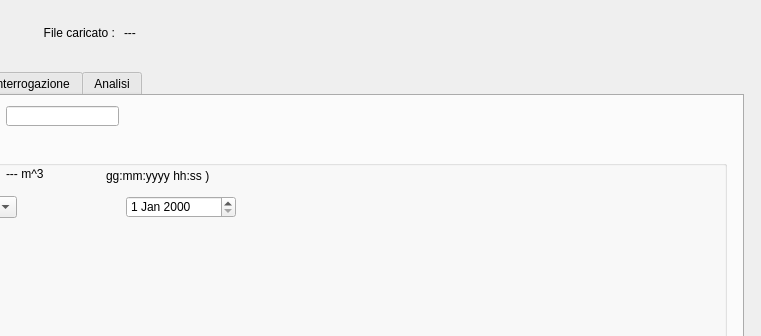
FedericoMartinese/ConsumiIdrici, file consumiIdrici/mainwindow.ui: the form before one commit; both pictures show x 136 to 897 and y 0 to 336 of the 897 by 652 pixel window.
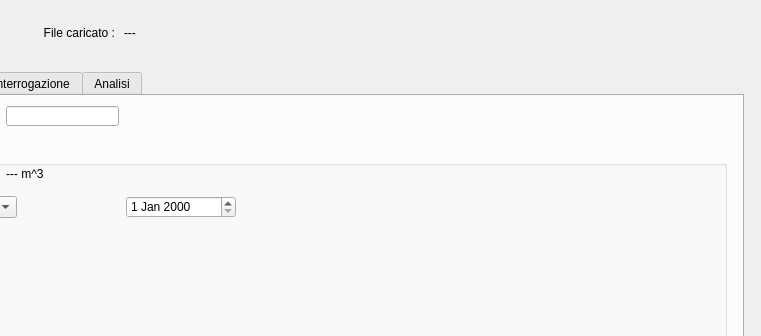
The form after the commit. Custom widgets are drawn as their Qt base class.

```diff
--- a/consumiIdrici/mainwindow.ui
+++ b/consumiIdrici/mainwindow.ui
@@ -107,7 +107,7 @@
         </rect>
        </property>
        <property name="text">
-        <string>gg:mm:yyyy hh:ss )</string>
+        <string> </string>
        </property>
       </widget>
       <widget class="QComboBox" name="histogramModeCombo">
```
